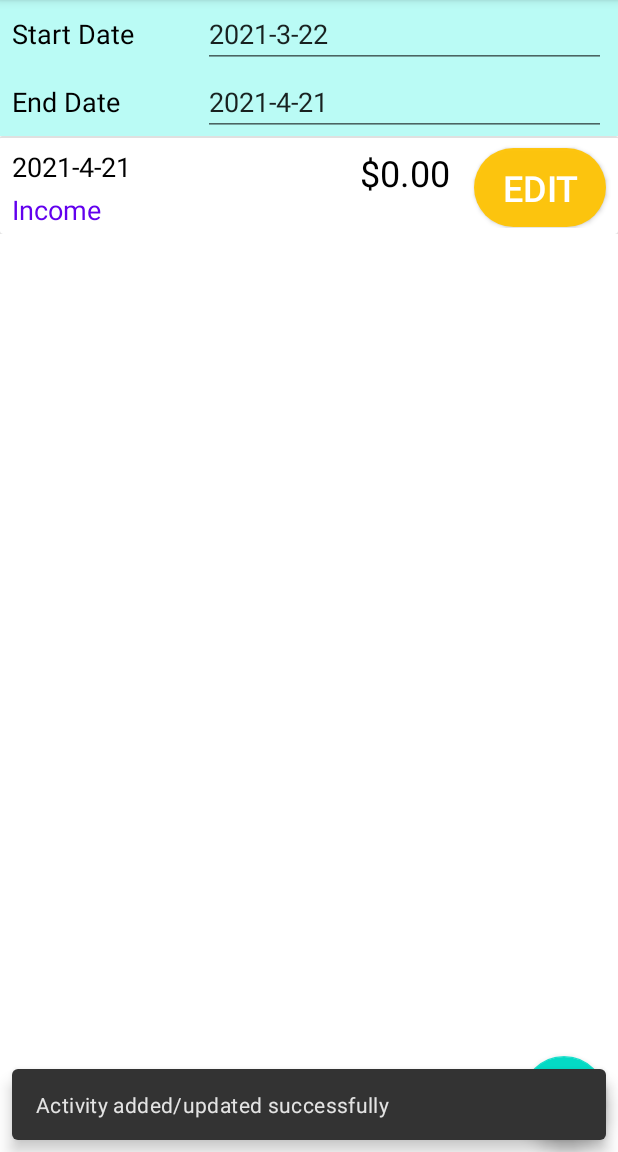
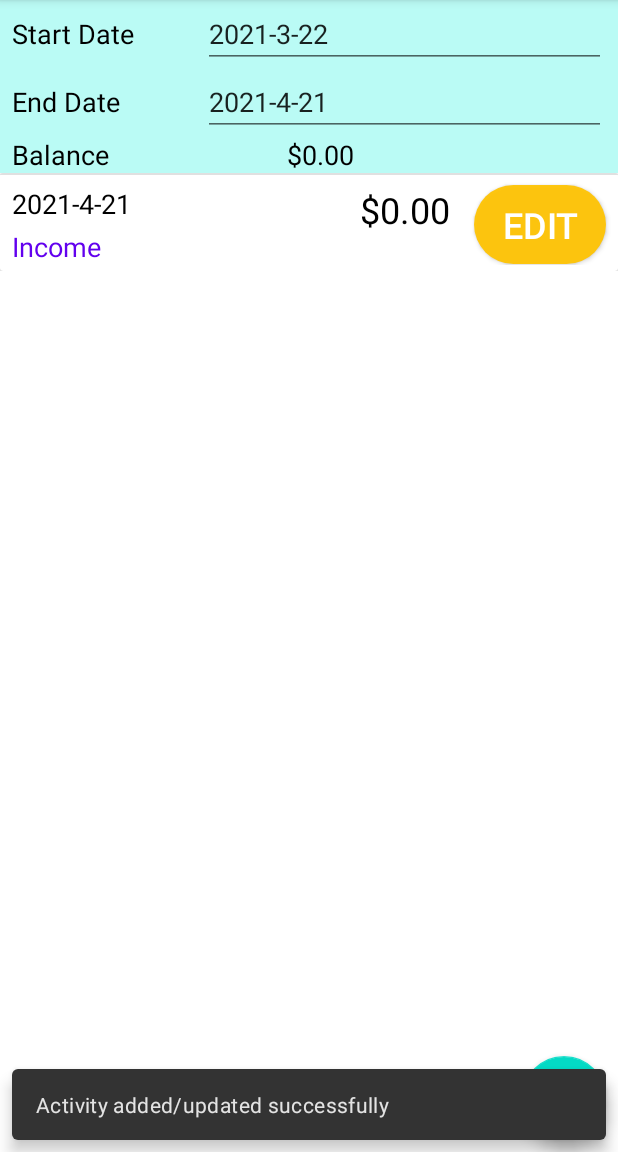
Before and after one commit to hyp0126/simple-money-tracer, an Android app: the fragment AddActivityFragment placed in its activity, after a tap on "SAVE", on a phone screen of 412 x 824 dp, the part 84-1236 px from its top. Run offline under Robolectric (Android 15) with nearby library versions, the phone set to English and light mode, and no system bars; 1 statement that could not run was skipped.

Commit message:
fix target expense (only check expense, not income) add balance view in activity

```diff
--- a/app/src/main/java/com/phoenixgroup10/simplemoneytracer/dao/ActivityDAO.java
+++ b/app/src/main/java/com/phoenixgroup10/simplemoneytracer/dao/ActivityDAO.java
@@ -20,6 +20,11 @@ public class ActivityDAO {
     public static final String ACTIVITY_COL2 = "amount";
     public static final String ACTIVITY_COL3 = "category_id";
     public static final String ACTIVITY_COL4 = "date";
+
+
+    public static final int INCOME_ONLY = 2;
+    public static final int EXPENSE_ONLY = 1;
+    public static final int ALL = 0;
 
     public static final String CREATE_ACTIVITY_TABLE = "CREATE TABLE " + ACTIVITY_TABLE_NAME + " ( "
             + ACTIVITY_COL1 + " INTEGER PRIMARY KEY AUTOINCREMENT, "   + ACTIVITY_COL2 + " REAL, "
@@ -149,7 +154,7 @@ public class ActivityDAO {
         return cursor;
     }
 
-    public Double getSumWithDates(Date startDate, Date endDate)
+    public Double getSumWithDates(Date startDate, Date endDate, int sumType)
     {
         //only use date
         Calendar calendar = Calendar.getInstance();
@@ -169,8 +174,22 @@ public class ActivityDAO {
 
         long startEpochDate = startDate.getTime();
         long endEpochDate = endDate.getTime();
-        String whereString = "WHERE " + ACTIVITY_COL4 + " >= " + startEpochDate + " AND "
-                + ACTIVITY_COL4 + " <= " + endEpochDate;
+
+        String whereString;
+        if (sumType == INCOME_ONLY) { //income
+            whereString = "WHERE " + ACTIVITY_COL4 + " >= " + startEpochDate + " AND "
+                    + ACTIVITY_COL4 + " <= " + endEpochDate + " AND "
+                    + ACTIVITY_COL2 + " >= 0"; //only income
+        }
+        else if (sumType == EXPENSE_ONLY) {  // expense
+            whereString = "WHERE " + ACTIVITY_COL4 + " >= " + startEpochDate + " AND "
+                    + ACTIVITY_COL4 + " <= " + endEpochDate + " AND "
+                    + ACTIVITY_COL2 + " < 0"; //only expense
+        }
+        else {  // all
+            whereString = "WHERE " + ACTIVITY_COL4 + " >= " + startEpochDate + " AND "
+                    + ACTIVITY_COL4 + " <= " + endEpochDate;
+        }
 
         SQLiteDatabase db = helper.getWritableDatabase();
         Cursor cursor;
--- a/app/src/main/java/com/phoenixgroup10/simplemoneytracer/fragment/ActivityFragment.java
+++ b/app/src/main/java/com/phoenixgroup10/simplemoneytracer/fragment/ActivityFragment.java
@@ -2,11 +2,13 @@ package com.phoenixgroup10.simplemoneytracer.fragment;
 
 import android.app.DatePickerDialog;
 import android.content.Intent;
+import android.content.SharedPreferences;
 import android.database.Cursor;
 import android.os.Bundle;
 
 import androidx.fragment.app.Fragment;
 import androidx.fragment.app.FragmentTransaction;
+import androidx.preference.PreferenceManager;
 import androidx.recyclerview.widget.LinearLayoutManager;
 import androidx.recyclerview.widget.RecyclerView;
 
@@ -16,6 +18,7 @@ import android.view.View;
 import android.view.ViewGroup;
 import android.widget.DatePicker;
 import android.widget.EditText;
+import android.widget.TextView;
 import android.widget.Toast;
 
 import com.google.android.material.floatingactionbutton.FloatingActionButton;
@@ -42,6 +45,7 @@ public class ActivityFragment extends Fragment {
     FloatingActionButton mFabAdd;
     private EditText mEdtStartDate;
     private EditText mEdtEndDate;
+    private TextView mTxtBalance;
 
     // Recycler View variables
     private RecyclerView mRecyclerView;
@@ -55,6 +59,9 @@ public class ActivityFragment extends Fragment {
     // Member variables
     private Date mStartDate;
     private Date mEndDate;
+    private double mBalance;
+
+    private SharedPreferences sharedPref;
 
     public ActivityFragment() {
         // Required empty public constructor
@@ -66,10 +73,13 @@ public class ActivityFragment extends Fragment {
         // Inflate the layout for this fragment
         View v = inflater.inflate(R.layout.fragment_activity, container, false);
 
+        sharedPref = PreferenceManager.getDefaultSharedPreferences(getContext());
+
         mRecyclerView = (RecyclerView)v.findViewById(R.id.recyclerViewActivities);
         mFabAdd = v.findViewById(R.id.fabAdd);
         mEdtStartDate = (EditText)v.findViewById(R.id.edtStartDate);
         mEdtEndDate = (EditText)v.findViewById(R.id.edtEndDate);
+        mTxtBalance = (TextView)v.findViewById(R.id.txtBalance);
 
         activityDAO = new ActivityDAO((SimpleMoneyTracerApplication) getActivity().getApplication());
 
@@ -79,6 +89,18 @@ public class ActivityFragment extends Fragment {
         cal.add(Calendar.DAY_OF_MONTH, -30);
         mStartDate = cal.getTime();
         mEdtStartDate.setText(FormatUtils.getDateString(mStartDate));
+
+        // Check previous end date
+        Date endDate = new Date(sharedPref.getLong("endDate", 0));
+        if (mEndDate.getTime() < endDate.getTime()){
+            mStartDate = new Date(sharedPref.getLong("startDate",0));
+            mEndDate = new Date(sharedPref.getLong("endDate", 0));
+            mEdtStartDate.setText(FormatUtils.getDateString(mStartDate));
+            mEdtEndDate.setText(FormatUtils.getDateString(mEndDate));
+        }
+
+        // set balance
+        getBalance();
 
         // Get activities list
         getActivities();
@@ -116,6 +138,7 @@ public class ActivityFragment extends Fragment {
                         calendar.set(year, month, dayOfMonth);
                         mStartDate = calendar.getTime();
                         mEdtStartDate.setText(FormatUtils.getDateString(mStartDate));
+                        getBalance();
                         getActivities();
                         mAdapter.notifyDataSetChanged();
                     }
@@ -143,6 +166,7 @@ public class ActivityFragment extends Fragment {
                         calendar.set(year, month, dayOfMonth);
                         mEndDate = calendar.getTime();
                         mEdtEndDate.setText(FormatUtils.getDateString(mEndDate));
+                        getBalance();
                         getActivities();
                         mAdapter.notifyDataSetChanged();
                     }
@@ -198,6 +222,12 @@ public class ActivityFragment extends Fragment {
         });
     }
 
+    private void getBalance()
+    {
+        mBalance = activityDAO.getSumWithDates(mStartDate, mEndDate, ActivityDAO.ALL);
+        mTxtBalance.setText(FormatUtils.getCurrencyString(getContext(), mBalance));
+    }
+
     /**
      * This method for binding an adapter for RecyclerView
      */
@@ -243,7 +273,7 @@ public class ActivityFragment extends Fragment {
     }
 
     /**
-     * OnRestart State: Re-Binding Recycler View Adapter
+     * onResume State: Re-Binding Recycler View Adapter
      */
     @Override
     public void onResume() {
@@ -251,4 +281,15 @@ public class ActivityFragment extends Fragment {
         bindAdapter();
         super.onResume();
     }
+
+    @Override
+    public void onPause() {
+        // save start / end date
+        SharedPreferences.Editor ed = sharedPref.edit();
+        ed.putLong("startDate", mStartDate.getTime());
+        ed.putLong("endDate", mEndDate.getTime());
+        ed.commit();
+
+        super.onPause();
+    }
 }
--- a/app/src/main/java/com/phoenixgroup10/simplemoneytracer/fragment/AddActivityFragment.java
+++ b/app/src/main/java/com/phoenixgroup10/simplemoneytracer/fragment/AddActivityFragment.java
@@ -193,7 +193,7 @@ public class AddActivityFragment extends Fragment {
                 Date sDate = cal.getTime();
                 cal.set(Calendar.DAY_OF_MONTH, cal.getActualMaximum(Calendar.DAY_OF_MONTH));
                 Date eDate = cal.getTime();
-                double monthlyAmount = activityDAO.getSumWithDates(sDate, eDate);
+                double monthlyAmount = activityDAO.getSumWithDates(sDate, eDate, ActivityDAO.EXPENSE_ONLY);
                 monthlyAmount = -monthlyAmount; // -: expense, +: income
                 double targetExpense = Double.MAX_VALUE;
                 try {
@@ -204,7 +204,7 @@ public class AddActivityFragment extends Fragment {
                 }
 
                 if (monthlyAmount > targetExpense) {
-                    Snackbar.make(fLayout,"Over the monthly target expense " + targetExpense, Snackbar.LENGTH_INDEFINITE)
+                    Snackbar.make(fLayout,"Over the monthly target expense " + FormatUtils.getCurrencyString(getContext(), targetExpense), Snackbar.LENGTH_INDEFINITE)
                             .setAction("OK", new View.OnClickListener() {
                                 @Override
                                 public void onClick(View v) {
@@ -232,11 +232,11 @@ public class AddActivityFragment extends Fragment {
                 // Toast message for user (success or not)
                 if (insertStat == true)
                 {
-                    Snackbar.make(fLayout,"Activity added/updated successfully", Snackbar.LENGTH_SHORT).show();
+                    Snackbar.make(fLayout,"Activity deleted successfully", Snackbar.LENGTH_SHORT).show();
                 }
                 else
                 {
-                    Snackbar.make(fLayout,"Activity not added/updated", Snackbar.LENGTH_SHORT).show();
+                    Snackbar.make(fLayout,"Activity not deleted", Snackbar.LENGTH_SHORT).show();
                 }
 
                 Fragment frag = new ActivityFragment();
--- a/app/src/main/res/layout/fragment_activity.xml
+++ b/app/src/main/res/layout/fragment_activity.xml
@@ -79,6 +79,32 @@
                 android:importantForAutofill="no" />
         </LinearLayout>
 
+        <LinearLayout
+            android:layout_width="match_parent"
+            android:layout_height="wrap_content"
+            android:background="@color/teal_bright"
+            android:orientation="horizontal">
+
+            <TextView
+                android:id="@+id/textBalanceTitle"
+                android:layout_width="100sp"
+                android:layout_height="wrap_content"
+                android:layout_marginStart="8sp"
+                android:layout_weight="1"
+                android:text="Balance"
+                android:textSize="18sp" />
+
+            <TextView
+                android:id="@+id/txtBalance"
+                android:layout_width="wrap_content"
+                android:layout_height="wrap_content"
+                android:layout_marginEnd="8sp"
+                android:layout_weight="2"
+                android:text="0.00"
+                android:textAlignment="textStart"
+                android:textSize="18sp" />
+        </LinearLayout>
+
         <androidx.recyclerview.widget.RecyclerView
             android:id="@+id/recyclerViewActivities"
             android:layout_width="match_parent"
```
